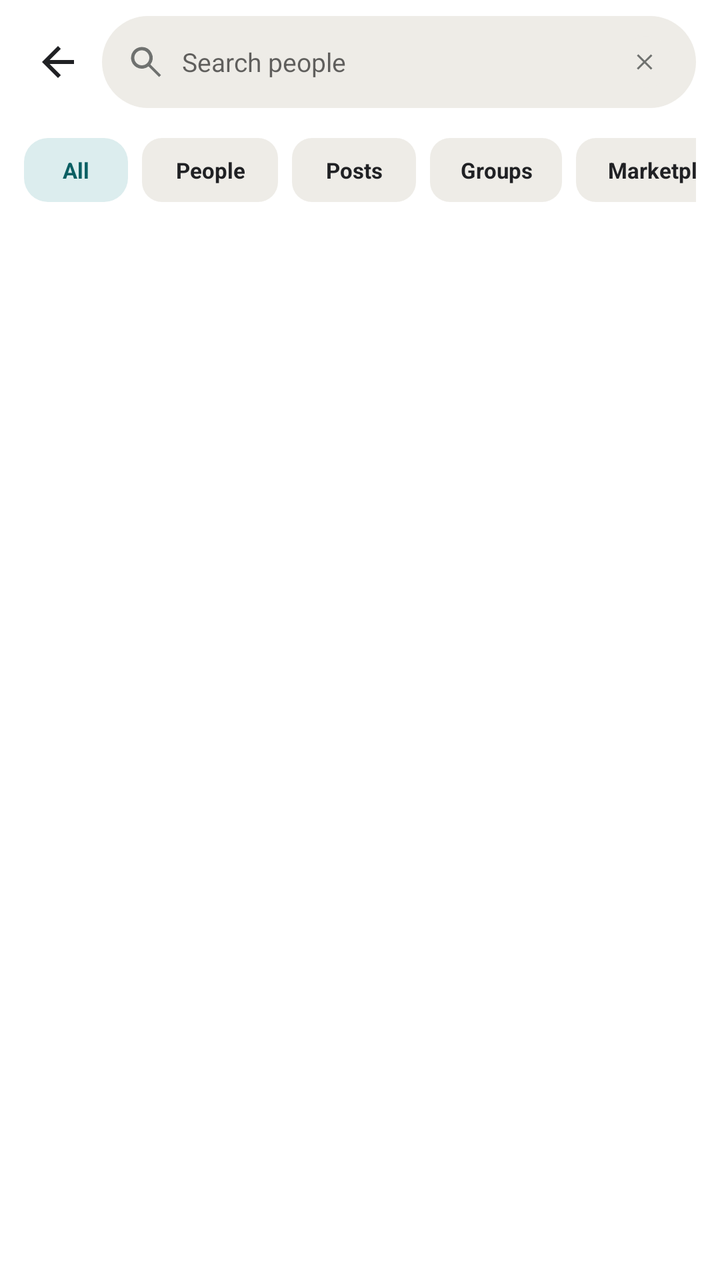
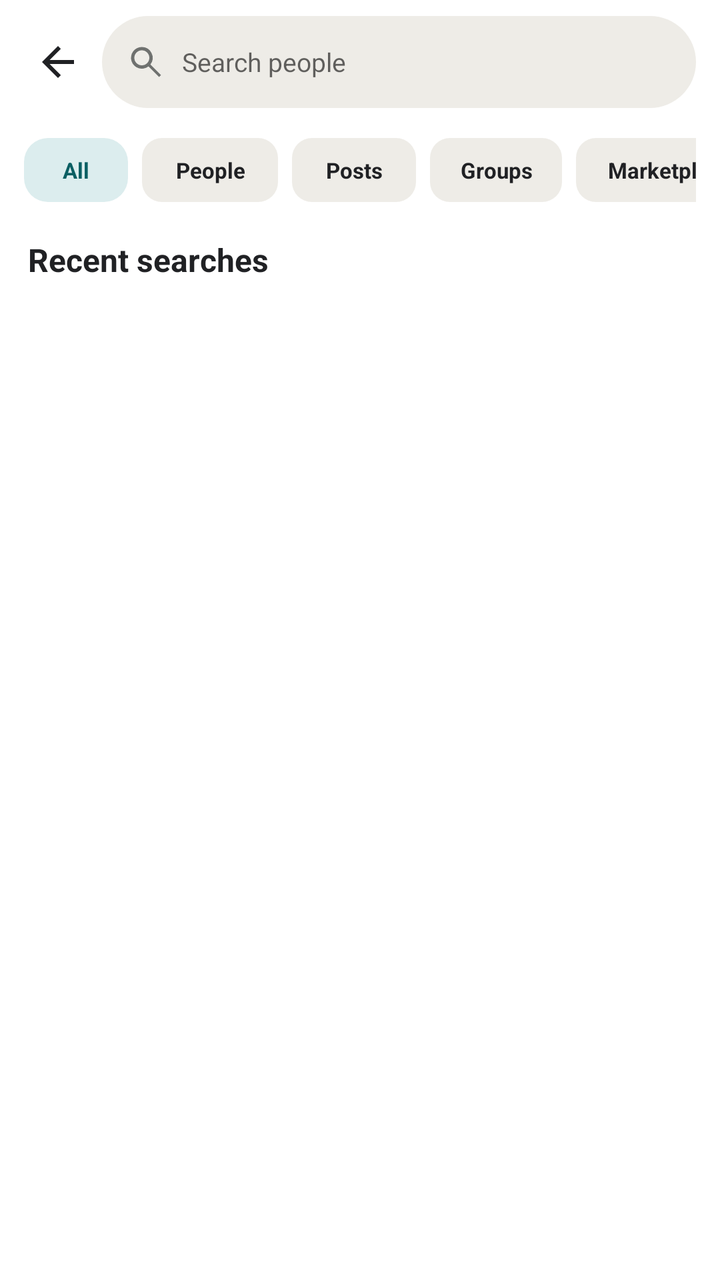

The first picture is an Android layout as it rendered before a commit; the second is the same layout after the commit. The layout source and the unified diff follow.
<!-- AndroidManifest.xml: application theme Theme.Kinnect -->
<!-- res/layout/activity_search.xml -->
<?xml version="1.0" encoding="utf-8"?>
<LinearLayout
    xmlns:android="http://schemas.android.com/apk/res/android"
    android:layout_width="match_parent"
    android:layout_height="match_parent"
    android:background="@color/white"
    android:orientation="vertical">

    <LinearLayout
        android:layout_width="match_parent"
        android:layout_height="62dp"
        android:gravity="center_vertical"
        android:paddingStart="7dp"
        android:paddingEnd="12dp">

        <ImageView
            android:id="@+id/backButton"
            android:layout_width="44dp"
            android:layout_height="44dp"
            android:contentDescription="Back"
            android:padding="10dp"
            android:src="@drawable/ic_back" />

        <LinearLayout
            android:layout_width="0dp"
            android:layout_height="46dp"
            android:layout_weight="1"
            android:background="@drawable/input_pill"
            android:gravity="center_vertical"
            android:paddingHorizontal="12dp">

            <ImageView
                android:layout_width="20dp"
                android:layout_height="20dp"
                android:src="@drawable/ic_search"
                android:tint="@color/text_secondary" />

            <EditText
                android:id="@+id/searchInput"
                android:layout_width="0dp"
                android:layout_height="match_parent"
                android:layout_weight="1"
                android:background="@null"
                android:paddingHorizontal="8dp"
                android:singleLine="true"
                android:hint="Search people"
                android:text=""
                android:textColor="@color/text_primary"
                android:textSize="13sp" />

            <ImageView
                android:layout_width="26dp"
                android:layout_height="26dp"
                android:background="@drawable/circle_soft"
                android:padding="7dp"
                android:src="@drawable/ic_close"
                android:tint="@color/text_secondary" />

        </LinearLayout>

    </LinearLayout>

    <HorizontalScrollView
        android:layout_width="match_parent"
        android:layout_height="46dp"
        android:paddingHorizontal="12dp"
        android:scrollbars="none">

        <LinearLayout
            android:layout_width="wrap_content"
            android:layout_height="match_parent"
            android:gravity="center_vertical">

            <TextView
                style="@style/Heading"
                android:layout_width="52dp"
                android:layout_height="32dp"
                android:background="@drawable/rounded_teal_soft"
                android:gravity="center"
                android:text="All"
                android:textColor="@color/primary"
                android:textSize="11sp" />

            <TextView
                style="@style/Heading"
                android:layout_width="68dp"
                android:layout_height="32dp"
                android:layout_marginStart="7dp"
                android:background="@drawable/rounded_soft"
                android:gravity="center"
                android:text="People"
                android:textSize="11sp" />

            <TextView
                style="@style/Heading"
                android:layout_width="62dp"
                android:layout_height="32dp"
                android:layout_marginStart="7dp"
                android:background="@drawable/rounded_soft"
                android:gravity="center"
                android:text="Posts"
                android:textSize="11sp" />

            <TextView
                style="@style/Heading"
                android:layout_width="66dp"
                android:layout_height="32dp"
                android:layout_marginStart="7dp"
                android:background="@drawable/rounded_soft"
                android:gravity="center"
                android:text="Groups"
                android:textSize="11sp" />

            <TextView
                style="@style/Heading"
                android:layout_width="94dp"
                android:layout_height="32dp"
                android:layout_marginStart="7dp"
                android:background="@drawable/rounded_soft"
                android:gravity="center"
                android:text="Marketplace"
                android:textSize="11sp" />

        </LinearLayout>

    </HorizontalScrollView>

    <ScrollView
        android:id="@+id/sampleSearchResults"
        android:layout_width="match_parent"
        android:layout_height="0dp"
        android:layout_weight="1"
        android:visibility="gone">

        <LinearLayout
            android:layout_width="match_parent"
            android:layout_height="wrap_content"
            android:orientation="vertical"
            android:paddingHorizontal="14dp">

            <TextView
                style="@style/Heading"
                android:layout_width="match_parent"
                android:layout_height="42dp"
                android:gravity="center_vertical"
                android:text="People" />

            <LinearLayout
                android:id="@+id/resultButton"
                android:layout_width="match_parent"
                android:layout_height="68dp"
                android:gravity="center_vertical">

                <TextView
                    style="@style/Avatar"
                    android:layout_width="44dp"
                    android:layout_height="44dp"
                    android:background="@drawable/circle_green"
                    android:text="OF"
                    android:textSize="11sp" />

                <LinearLayout
                    android:layout_width="0dp"
                    android:layout_height="wrap_content"
                    android:layout_marginStart="9dp"
                    android:layout_weight="1"
                    android:orientation="vertical">

                    <TextView
                        style="@style/Heading"
                        android:layout_width="wrap_content"
                        android:layout_height="wrap_content"
                        android:text="Omar Farooq"
                        android:textSize="13sp" />

                    <TextView
                        style="@style/Meta"
                        android:layout_width="wrap_content"
                        android:layout_height="wrap_content"
                        android:text="Friend · Lives in Karachi" />

                </LinearLayout>

                <ImageView
                    android:layout_width="36dp"
                    android:layout_height="36dp"
                    android:background="@drawable/rounded_teal_soft"
                    android:padding="9dp"
                    android:src="@drawable/ic_person_add"
                    android:tint="@color/primary" />

            </LinearLayout>

            <LinearLayout
                android:id="@+id/resultSiddiquiButton"
                android:layout_width="match_parent"
                android:layout_height="68dp"
                android:gravity="center_vertical">

                <TextView
                    style="@style/Avatar"
                    android:layout_width="44dp"
                    android:layout_height="44dp"
                    android:background="@drawable/circle_purple"
                    android:text="OS"
                    android:textSize="11sp" />

                <LinearLayout
                    android:layout_width="0dp"
                    android:layout_height="wrap_content"
                    android:layout_marginStart="9dp"
                    android:layout_weight="1"
                    android:orientation="vertical">

                    <TextView
                        style="@style/Heading"
                        android:layout_width="wrap_content"
                        android:layout_height="wrap_content"
                        android:text="Omar Siddiqui"
                        android:textSize="13sp" />

                    <TextView
                        style="@style/Meta"
                        android:layout_width="wrap_content"
                        android:layout_height="wrap_content"
                        android:text="12 mutual friends · FAST-NUCES" />

                </LinearLayout>

                <ImageView
                    android:layout_width="36dp"
                    android:layout_height="36dp"
                    android:background="@drawable/rounded_teal_soft"
                    android:padding="9dp"
                    android:src="@drawable/ic_person_add"
                    android:tint="@color/primary" />

            </LinearLayout>

            <LinearLayout
                android:id="@+id/resultTariqButton"
                android:layout_width="match_parent"
                android:layout_height="68dp"
                android:gravity="center_vertical">

                <TextView
                    style="@style/Avatar"
                    android:layout_width="44dp"
                    android:layout_height="44dp"
                    android:background="@drawable/circle_green"
                    android:text="OT"
                    android:textSize="11sp" />

                <LinearLayout
                    android:layout_width="0dp"
                    android:layout_height="wrap_content"
                    android:layout_marginStart="9dp"
                    android:layout_weight="1"
                    android:orientation="vertical">

                    <TextView
                        style="@style/Heading"
                        android:layout_width="wrap_content"
                        android:layout_height="wrap_content"
                        android:text="Omar Tariq"
                        android:textSize="13sp" />

                    <TextView
                        style="@style/Meta"
                        android:layout_width="wrap_content"
                        android:layout_height="wrap_content"
                        android:text="Works at Daraz · 3 mutual friends" />

                </LinearLayout>

                <ImageView
                    android:layout_width="36dp"
                    android:layout_height="36dp"
                    android:background="@drawable/rounded_teal_soft"
                    android:padding="9dp"
                    android:src="@drawable/ic_person_add"
                    android:tint="@color/primary" />

            </LinearLayout>

            <TextView
                style="@style/Heading"
                android:layout_width="match_parent"
                android:layout_height="38dp"
                android:background="@drawable/rounded_soft"
                android:gravity="center"
                android:text="See all people"
                android:textSize="11sp" />

            <TextView
                style="@style/Heading"
                android:layout_width="match_parent"
                android:layout_height="48dp"
                android:gravity="center_vertical"
                android:text="Groups" />

            <LinearLayout
                android:layout_width="match_parent"
                android:layout_height="70dp"
                android:gravity="center_vertical">

                <TextView
                    style="@style/Avatar"
                    android:layout_width="46dp"
                    android:layout_height="46dp"
                    android:background="@drawable/circle_purple"
                    android:text="OP"
                    android:textSize="11sp" />

                <LinearLayout
                    android:layout_width="0dp"
                    android:layout_height="wrap_content"
                    android:layout_marginStart="9dp"
                    android:layout_weight="1"
                    android:orientation="vertical">

                    <TextView
                        style="@style/Heading"
                        android:layout_width="wrap_content"
                        android:layout_height="wrap_content"
                        android:text="Omar's Photography Circle"
                        android:textSize="13sp" />

                    <TextView
                        style="@style/Meta"
                        android:layout_width="wrap_content"
                        android:layout_height="wrap_content"
                        android:ellipsize="end"
                        android:maxLines="1"
                        android:text="Public · 2.4K members · 20+ posts a day" />

                </LinearLayout>

                <Button
                    style="@style/TealButton"
                    android:layout_width="58dp"
                    android:layout_height="34dp"
                    android:text="Join"
                    android:textSize="11sp" />

            </LinearLayout>

            <TextView
                style="@style/Heading"
                android:layout_width="match_parent"
                android:layout_height="48dp"
                android:gravity="center_vertical"
                android:text="Recent searches" />

            <LinearLayout
                android:layout_width="match_parent"
                android:layout_height="48dp"
                android:gravity="center_vertical">

                <ImageView
                    android:layout_width="34dp"
                    android:layout_height="34dp"
                    android:background="@drawable/circle_soft"
                    android:padding="8dp"
                    android:src="@drawable/ic_history"
                    android:tint="@color/text_secondary" />

                <TextView
                    style="@style/Body"
                    android:layout_width="0dp"
                    android:layout_height="match_parent"
                    android:layout_marginStart="10dp"
                    android:layout_weight="1"
                    android:gravity="center_vertical"
                    android:text="lina marsh" />

                <ImageView
                    android:layout_width="30dp"
                    android:layout_height="30dp"
                    android:padding="8dp"
                    android:src="@drawable/ic_close" />

            </LinearLayout>

            <LinearLayout
                android:layout_width="match_parent"
                android:layout_height="48dp"
                android:gravity="center_vertical">

                <ImageView
                    android:layout_width="34dp"
                    android:layout_height="34dp"
                    android:background="@drawable/circle_soft"
                    android:padding="8dp"
                    android:src="@drawable/ic_history"
                    android:tint="@color/text_secondary" />

                <TextView
                    style="@style/Body"
                    android:layout_width="0dp"
                    android:layout_height="match_parent"
                    android:layout_marginStart="10dp"
                    android:layout_weight="1"
                    android:gravity="center_vertical"
                    android:text="study desk karachi" />

                <ImageView
                    android:layout_width="30dp"
                    android:layout_height="30dp"
                    android:padding="8dp"
                    android:src="@drawable/ic_close" />

            </LinearLayout>

            <LinearLayout
                android:layout_width="match_parent"
                android:layout_height="48dp"
                android:gravity="center_vertical">

                <ImageView
                    android:layout_width="34dp"
                    android:layout_height="34dp"
                    android:background="@drawable/circle_soft"
                    android:padding="8dp"
                    android:src="@drawable/ic_history"
                    android:tint="@color/text_secondary" />

                <TextView
                    style="@style/Body"
                    android:layout_width="0dp"
                    android:layout_height="match_parent"
                    android:layout_marginStart="10dp"
                    android:layout_weight="1"
                    android:gravity="center_vertical"
                    android:text="SMD Class of 2026" />

                <ImageView
                    android:layout_width="30dp"
                    android:layout_height="30dp"
                    android:padding="8dp"
                    android:src="@drawable/ic_close" />

            </LinearLayout>

        </LinearLayout>

    </ScrollView>

    <androidx.recyclerview.widget.RecyclerView
        android:id="@+id/searchResults"
        android:layout_width="match_parent"
        android:layout_height="0dp"
        android:layout_weight="1"
        android:clipToPadding="false"
        android:paddingHorizontal="14dp" />

</LinearLayout>
<!-- resources referenced by this layout -->
<resources>
  <color name="primary">#0B5F63</color>
  <color name="text_primary">#202124</color>
  <color name="text_secondary">#6F716F</color>
  <color name="white">#FFFFFFFF</color>
  <!-- drawable circle_green (drawable) -->
  <shape xmlns:android="http://schemas.android.com/apk/res/android" android:shape="oval"><solid android:color="@color/green"/></shape>
  <!-- drawable circle_purple (drawable) -->
  <shape xmlns:android="http://schemas.android.com/apk/res/android" android:shape="oval"><solid android:color="@color/purple"/></shape>
  <!-- drawable circle_soft (drawable) -->
  <shape xmlns:android="http://schemas.android.com/apk/res/android" android:shape="oval">
      <solid android:color="@color/surface_soft" />
  </shape>
  <!-- drawable ic_back (drawable) -->
  <vector xmlns:android="http://schemas.android.com/apk/res/android" android:width="24dp" android:height="24dp" android:viewportWidth="24" android:viewportHeight="24"><path android:fillColor="@color/text_primary" android:pathData="M20,11H7.83l5.59,-5.59L12,4l-8,8 8,8 1.42,-1.41L7.83,13H20z"/></vector>
  <!-- drawable ic_history (drawable) -->
  <vector xmlns:android="http://schemas.android.com/apk/res/android" android:width="24dp" android:height="24dp" android:viewportWidth="24" android:viewportHeight="24"><path android:fillColor="@color/text_primary" android:pathData="M13,3a9,9 0,0 0,-9,9H1l4,4 4,-4H6a7,7 0,1 1,2.05 4.95l-1.42,1.42A9,9 0,1 0,13 3zM12,7v6l5,3 1,-1.73 -4,-2.27V7z"/></vector>
  <!-- drawable input_pill (drawable) -->
  <shape xmlns:android="http://schemas.android.com/apk/res/android">
      <solid android:color="@color/surface_soft" />
      <corners android:radius="24dp" />
  </shape>
  <!-- drawable rounded_soft (drawable) -->
  <shape xmlns:android="http://schemas.android.com/apk/res/android">
      <solid android:color="@color/surface_soft" />
      <corners android:radius="10dp" />
  </shape>
  <!-- drawable rounded_teal_soft (drawable) -->
  <shape xmlns:android="http://schemas.android.com/apk/res/android">
      <solid android:color="@color/teal_soft" />
      <corners android:radius="12dp" />
  </shape>
  <style name="Avatar"><item name="android:layout_width">50dp</item><item name="android:layout_height">50dp</item><item name="android:background">@drawable/circle_teal</item><item name="android:gravity">center</item><item name="android:textColor">@color/white</item><item name="android:textStyle">bold</item><item name="android:textSize">17sp</item></style>
  <style name="Body"><item name="android:fontFamily">sans</item><item name="android:textColor">@color/text_primary</item><item name="android:textSize">14sp</item></style>
  <style name="Heading"><item name="android:fontFamily">sans</item><item name="android:textColor">@color/text_primary</item><item name="android:textSize">16sp</item><item name="android:textStyle">bold</item></style>
  <style name="Meta"><item name="android:fontFamily">sans</item><item name="android:textColor">@color/text_secondary</item><item name="android:textSize">11sp</item></style>
  <color name="green">#2F7359</color>
  <color name="purple">#765184</color>
  <color name="surface_soft">#EEECE7</color>
  <color name="teal_soft">#DCEDEE</color>
  <!-- drawable circle_teal (drawable) -->
  <shape xmlns:android="http://schemas.android.com/apk/res/android" android:shape="oval"><solid android:color="@color/primary"/></shape>
  <!-- drawable rounded_teal (drawable) -->
  <shape xmlns:android="http://schemas.android.com/apk/res/android"><solid android:color="@color/primary"/><corners android:radius="24dp"/><padding android:left="12dp" android:top="8dp" android:right="12dp" android:bottom="8dp"/></shape>
  <!-- unchanged entries left out for length: 5 -->
</resources>

<!-- the commit's change to res/layout/activity_search.xml (unified diff, before → after) -->
@@ -49,6 +49,9 @@
                 android:textSize="13sp" />
 
             <ImageView
+                android:id="@+id/searchClearButton"
+                android:contentDescription="Clear search"
+                android:visibility="gone"
                 android:layout_width="26dp"
                 android:layout_height="26dp"
                 android:background="@drawable/circle_soft"
@@ -72,6 +75,7 @@
             android:gravity="center_vertical">
 
             <TextView
+                android:id="@+id/chipAll"
                 style="@style/Heading"
                 android:layout_width="52dp"
                 android:layout_height="32dp"
@@ -82,6 +86,7 @@
                 android:textSize="11sp" />
 
             <TextView
+                android:id="@+id/chipPeople"
                 style="@style/Heading"
                 android:layout_width="68dp"
                 android:layout_height="32dp"
@@ -92,6 +97,7 @@
                 android:textSize="11sp" />
 
             <TextView
+                android:id="@+id/chipPosts"
                 style="@style/Heading"
                 android:layout_width="62dp"
                 android:layout_height="32dp"
@@ -102,6 +108,7 @@
                 android:textSize="11sp" />
 
             <TextView
+                android:id="@+id/chipGroups"
                 style="@style/Heading"
                 android:layout_width="66dp"
                 android:layout_height="32dp"
@@ -112,6 +119,7 @@
                 android:textSize="11sp" />
 
             <TextView
+                android:id="@+id/chipMarketplace"
                 style="@style/Heading"
                 android:layout_width="94dp"
                 android:layout_height="32dp"
@@ -446,6 +454,32 @@
 
     </ScrollView>
 
+    <TextView
+        android:id="@+id/searchSectionTitle"
+        style="@style/Heading"
+        android:layout_width="match_parent"
+        android:layout_height="44dp"
+        android:gravity="center_vertical"
+        android:paddingHorizontal="14dp"
+        android:text="Recent searches"
+        android:textSize="16sp" />
+
+    <LinearLayout
+        android:id="@+id/recentSearchesList"
+        android:layout_width="match_parent"
+        android:layout_height="wrap_content"
+        android:orientation="vertical"
+        android:paddingHorizontal="14dp" />
+
+    <TextView
+        android:id="@+id/searchEmpty"
+        style="@style/Meta"
+        android:layout_width="match_parent"
+        android:layout_height="wrap_content"
+        android:gravity="center"
+        android:padding="24dp"
+        android:visibility="gone" />
+
     <androidx.recyclerview.widget.RecyclerView
         android:id="@+id/searchResults"
         android:layout_width="match_parent"
